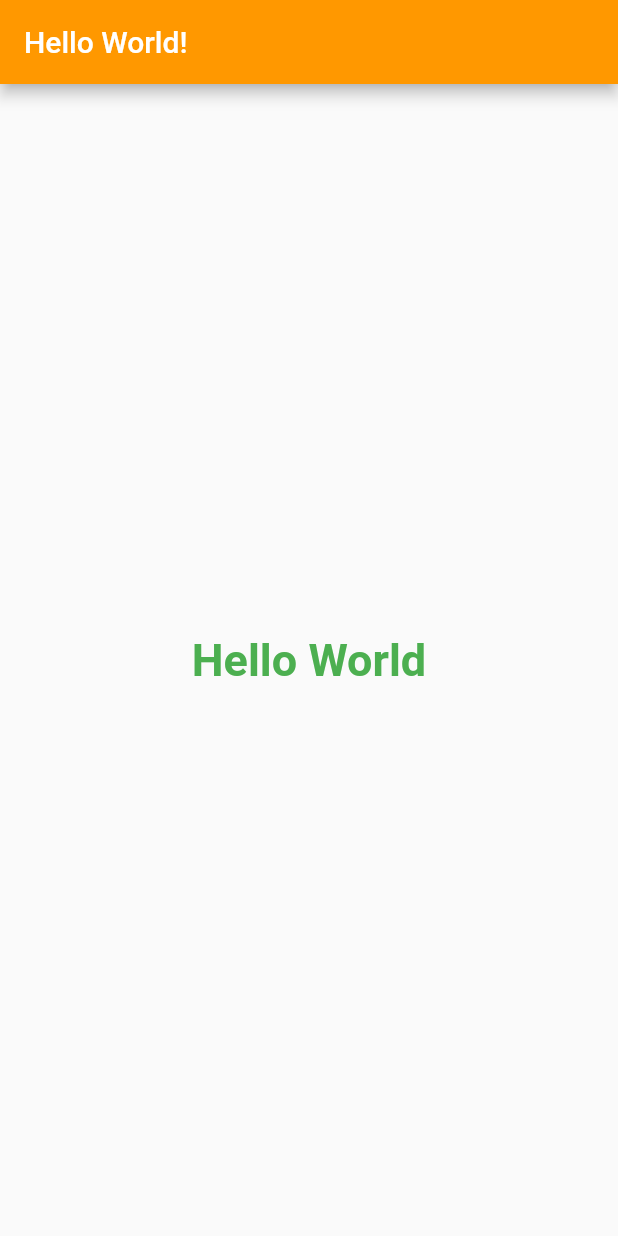
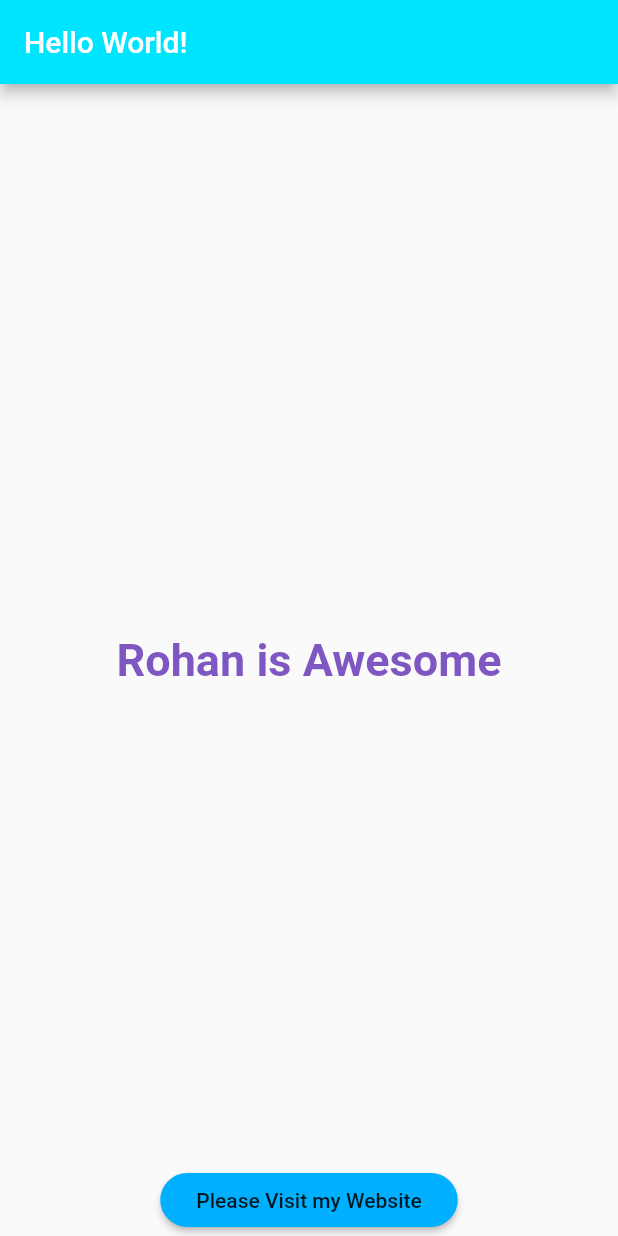
Before and after one commit to r100-stack/Flutter-Weekly-Series-1-Hello-World, a Flutter app: the screen it shows after launch, on a phone screen of 412 x 824 dp. Run offline on Flutter 3.47's test engine with Material 2 defaults, Android fonts, the phone set to English and light mode, and no system bars.

Commit message:
Raffs-App
✨My submission of Lesson 1
📝 Added docs along the way
➕ Added url_launcher to dependencies
🚸May have plugged my website in a button

```diff
--- a/lib/main.dart
+++ b/lib/main.dart
@@ -1,4 +1,8 @@
+import 'package:flutter/cupertino.dart';
 import 'package:flutter/material.dart';
+import 'package:flutter/rendering.dart';
+import 'package:flutter/widgets.dart';
+import 'package:url_launcher/url_launcher.dart';
 
 void main() {
   runApp(MyApp());
@@ -9,21 +13,58 @@ class MyApp extends StatelessWidget {
   Widget build(BuildContext context) {
     return MaterialApp(
       home: Scaffold(
+        // holds all the pieces that make up a home screen
         appBar: AppBar(
-          title: Text('Hello World!'),
-          backgroundColor: Colors.orange,
+          // all apps need a navbar
+          title: Text('Hello World!'), // along with a title
+          backgroundColor:
+              Colors.cyanAccent[400], // colors can be tweaked in []
         ),
         body: Center(
-          child: Text(
-            'Hello World',
-            style: TextStyle(
-                fontSize: 30.0,
-                color: Colors.green,
-                fontWeight: FontWeight.bold
+            // body is of type Center widget
+            child: Column(
+          // each widget can contain a child widget
+          children: [
+            // or multiple children widgets
+            Text(
+              // first child is a text widget
+              'Rohan is Awesome', // indeed he is
+              style: TextStyle(
+                  fontSize: 30.0,
+                  color: Colors.deepPurple[400], // geaux tigers
+                  fontWeight: FontWeight.bold),
             ),
-          ),
+          ],
+          mainAxisSize: MainAxisSize.min, // minimize amm of free space around
+        )),
+        bottomSheet: Row(
+          mainAxisAlignment: MainAxisAlignment.center, // center btn within row
+          children: [
+            // could probably have used child instead
+            RaisedButton(
+              // one that stands out
+              padding: const EdgeInsets.symmetric(horizontal: 24),
+              color: Colors.lightBlueAccent[400],
+              child: Text("Please Visit my Website"),
+              shape: RoundedRectangleBorder(
+                borderRadius: BorderRadius.circular(24),
+              ),
+              onPressed: _launchURL, // method call
+            ),
+          ],
         ),
       ),
     );
   }
 }
+
+_launchURL() async {
+  const url =
+      'https://rafael-zasas.firebaseapp.com/'; //please leave feedback :)
+  if (await canLaunch(url)) {
+    print('can launch url');
+    await launch(url, forceWebView: true);
+  } else {
+    throw 'Could not launch $url';
+  }
+}
--- a/pubspec.yaml
+++ b/pubspec.yaml
@@ -21,6 +21,7 @@ environment:
   sdk: ">=2.7.0 <3.0.0"
 
 dependencies:
+  url_launcher: ^5.4.0
   flutter:
     sdk: flutter
 
```
Also changed, not shown: pubspec.lock.
